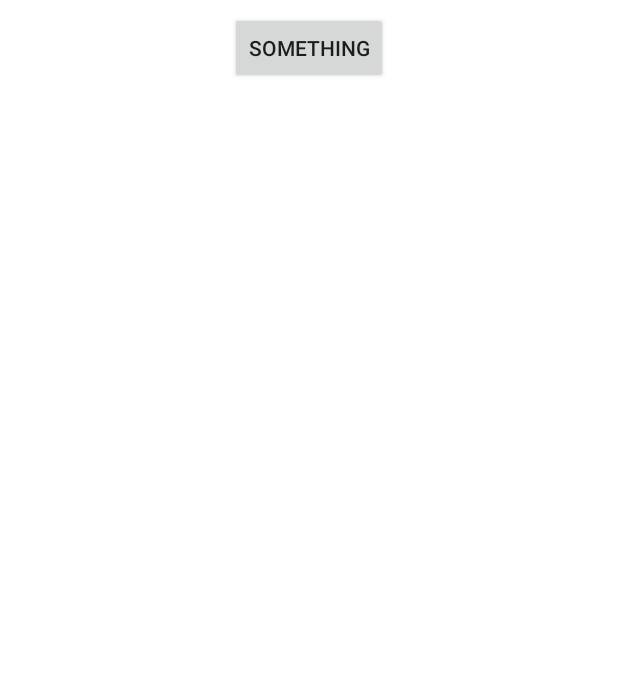
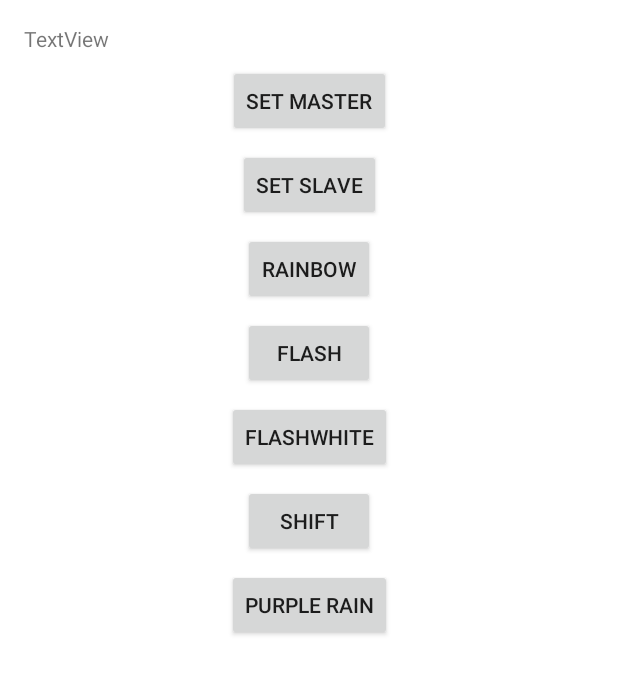
Before and after one commit to PaMuGa/Frackstock, an Android app: the layout activity_control.xml on its own in the app's theme, with its tools: preview values and no code run, on a phone screen of 412 x 824 dp. Shown: the top 674 px of the screen. Run offline under Robolectric (Android 15) with nearby library versions, the phone set to English and light mode, and no system bars.

Commit message:
actual running version, patters not tested. Purple rain is working.

```diff
--- a/AndroidApp/Frackstock/app/src/main/res/layout/activity_control.xml
+++ b/AndroidApp/Frackstock/app/src/main/res/layout/activity_control.xml
@@ -6,13 +6,97 @@
     android:layout_height="match_parent"
     tools:context="ch.pascal_mueller.frackstock.ConnectActivity">
 
+    <TextView
+        android:id="@+id/tVBattery"
+        android:layout_width="wrap_content"
+        android:layout_height="wrap_content"
+        android:layout_marginStart="16dp"
+        android:layout_marginTop="16dp"
+        android:text="TextView"
+        app:layout_constraintStart_toStartOf="parent"
+        app:layout_constraintTop_toTopOf="parent" />
+
     <Button
-        android:id="@+id/button_test"
+        android:id="@+id/button1"
         android:layout_width="wrap_content"
         android:layout_height="wrap_content"
         android:layout_margin="8dp"
-        android:text="Something"
+        android:layout_marginEnd="8dp"
+        android:layout_marginStart="8dp"
+        android:text="Set Master"
         app:layout_constraintEnd_toEndOf="parent"
         app:layout_constraintStart_toStartOf="parent"
-        app:layout_constraintTop_toTopOf="parent" />
+        app:layout_constraintTop_toBottomOf="@+id/tVBattery" />
+
+    <Button
+        android:id="@+id/button2"
+        android:layout_width="wrap_content"
+        android:layout_height="wrap_content"
+        android:layout_marginEnd="8dp"
+        android:layout_marginStart="8dp"
+        android:layout_marginTop="8dp"
+        android:text="Set Slave"
+        app:layout_constraintEnd_toEndOf="parent"
+        app:layout_constraintStart_toStartOf="parent"
+        app:layout_constraintTop_toBottomOf="@+id/button1" />
+
+    <Button
+        android:id="@+id/button3"
+        android:layout_width="wrap_content"
+        android:layout_height="wrap_content"
+        android:layout_marginEnd="8dp"
+        android:layout_marginStart="8dp"
+        android:layout_marginTop="8dp"
+        android:text="Flash"
+        app:layout_constraintEnd_toEndOf="parent"
+        app:layout_constraintStart_toStartOf="parent"
+        app:layout_constraintTop_toBottomOf="@+id/button4" />
+
+    <Button
+        android:id="@+id/button4"
+        android:layout_width="wrap_content"
+        android:layout_height="wrap_content"
+        android:layout_marginEnd="8dp"
+        android:layout_marginStart="8dp"
+        android:layout_marginTop="8dp"
+        android:text="Rainbow"
+        app:layout_constraintEnd_toEndOf="parent"
+        app:layout_constraintStart_toStartOf="parent"
+        app:layout_constraintTop_toBottomOf="@+id/button2" />
+
+    <Button
+        android:id="@+id/button5"
+        android:layout_width="wrap_content"
+        android:layout_height="wrap_content"
+        android:layout_marginEnd="8dp"
+        android:layout_marginStart="8dp"
+        android:layout_marginTop="8dp"
+        android:text="FlashWhite"
+        app:layout_constraintEnd_toEndOf="parent"
+        app:layout_constraintStart_toStartOf="parent"
+        app:layout_constraintTop_toBottomOf="@+id/button3" />
+
+    <Button
+        android:id="@+id/button6"
+        android:layout_width="wrap_content"
+        android:layout_height="wrap_content"
+        android:layout_marginEnd="8dp"
+        android:layout_marginStart="8dp"
+        android:layout_marginTop="8dp"
+        android:text="Shift"
+        app:layout_constraintEnd_toEndOf="parent"
+        app:layout_constraintStart_toStartOf="parent"
+        app:layout_constraintTop_toBottomOf="@+id/button5" />
+
+    <Button
+        android:id="@+id/button7"
+        android:layout_width="wrap_content"
+        android:layout_height="wrap_content"
+        android:layout_marginEnd="8dp"
+        android:layout_marginStart="8dp"
+        android:layout_marginTop="8dp"
+        android:text="Purple Rain"
+        app:layout_constraintEnd_toEndOf="parent"
+        app:layout_constraintStart_toStartOf="parent"
+        app:layout_constraintTop_toBottomOf="@+id/button6" />
 </android.support.constraint.ConstraintLayout>
```
Also changed, not shown: AndroidApp/Frackstock/app/src/main/java/ch/pascal_mueller/frackstock/ConnectActivity.java (+86 -20 lines), 13 other files.
